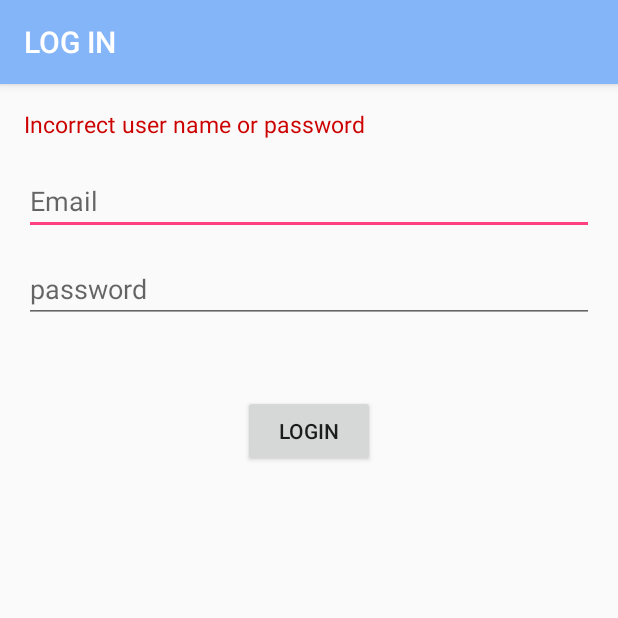
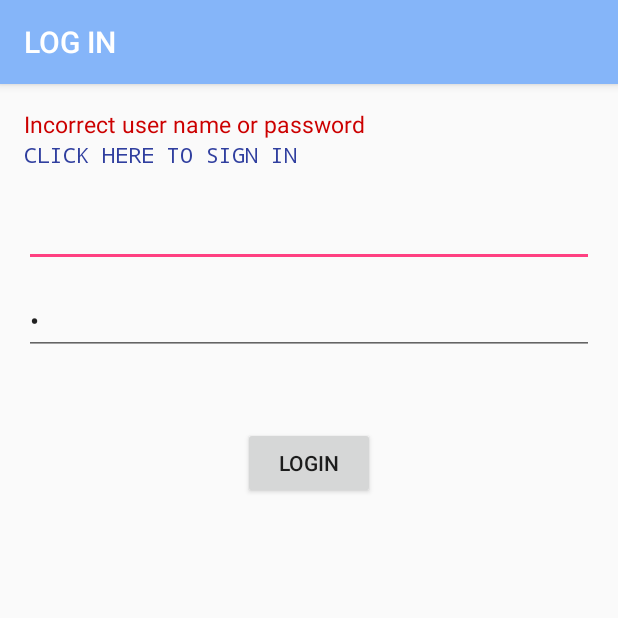
Before and after one commit to ayeletYe/smart_buy, an Android app: the loginActivity screen opened directly, with no data from a screen before it, after a tap on "LOGIN", on a phone screen of 412 x 824 dp, the top half of it. Run offline under Robolectric (Android 15) with nearby library versions, the phone set to English and light mode, and no system bars; our stand-ins replace Firebase (no records; nobody signed in at launch, a user with empty details on screens opened directly).

Commit message:
Fixes from Yael

```diff
--- a/app/src/main/java/com/example/yaeli/smart_buy/loginActivity.java
+++ b/app/src/main/java/com/example/yaeli/smart_buy/loginActivity.java
@@ -1,5 +1,7 @@
 package com.example.yaeli.smart_buy;
 
+import android.app.FragmentManager;
+import android.app.FragmentTransaction;
 import android.app.ProgressDialog;
 import android.content.Intent;
 import android.support.annotation.NonNull;
@@ -54,6 +56,14 @@ public class loginActivity extends AppCompatActivity implements View.OnClickList
 
     @Override
     public void onClick(View v) {
+        if (email.getText().toString().equals("")) {
+            email.setText(" ");
+        }
+
+        if (password.getText().toString().equals("")) {
+            password.setText(" ");
+        }
+
         /* On click immediately show progress dialog */
         final ProgressDialog progressDialog = ProgressDialog.show(loginActivity.this, "Please wait", "Checking Authentication...", true);
 
@@ -103,6 +113,13 @@ public class loginActivity extends AppCompatActivity implements View.OnClickList
                         else{
                             /* Show error message in box on top of the screen */
                             msg_login.setText("Incorrect user name or password");
+
+                            /* Setup "Signin" fragment */
+                            FragmentManager fragmentManager = getFragmentManager();
+                            FragmentTransaction fragmentTransaction = fragmentManager.beginTransaction();
+                            signin_btnFragment mf = new signin_btnFragment();
+                            fragmentTransaction.add(R.id.signin_btnFragment, mf);
+                            fragmentTransaction.commit();
                         }
                     }
                 });
--- a/app/src/main/java/com/example/yaeli/smart_buy/myAccount.java
+++ b/app/src/main/java/com/example/yaeli/smart_buy/myAccount.java
@@ -81,7 +81,7 @@ public class myAccount extends AppCompatActivity implements View.OnClickListener
                 if (user.isPhoto()) {
                     /* Show user photo using Glide */
                     StorageReference photoRef = storage.child("Photos").child(userId).child("photo.jpg");
-                    Glide.with(myAccount.this).using(new FirebaseImageLoader()).load(photoRef).into(img);
+                    Glide.with(getApplicationContext()).using(new FirebaseImageLoader()).load(photoRef).into(img);
                 } else {
                     /* Show a message that no photo. It will be clickable so he can upload one */
                     msg.setText("you don't have a photo");
--- a/app/src/main/res/layout/activity_login.xml
+++ b/app/src/main/res/layout/activity_login.xml
@@ -30,12 +30,12 @@
         android:layout_centerHorizontal="true" />
 
     <RelativeLayout
+        android:id="@+id/signin_btnFragment"
         android:layout_width="match_parent"
         android:layout_height="20dp"
-        android:id="@+id/signin_btnFragment"
-        android:layout_alignParentTop="true"
         android:layout_alignParentLeft="true"
-        android:layout_alignParentStart="true">
+        android:layout_alignParentStart="true"
+        android:layout_below="@+id/msg">
 
     </RelativeLayout>
 
```
